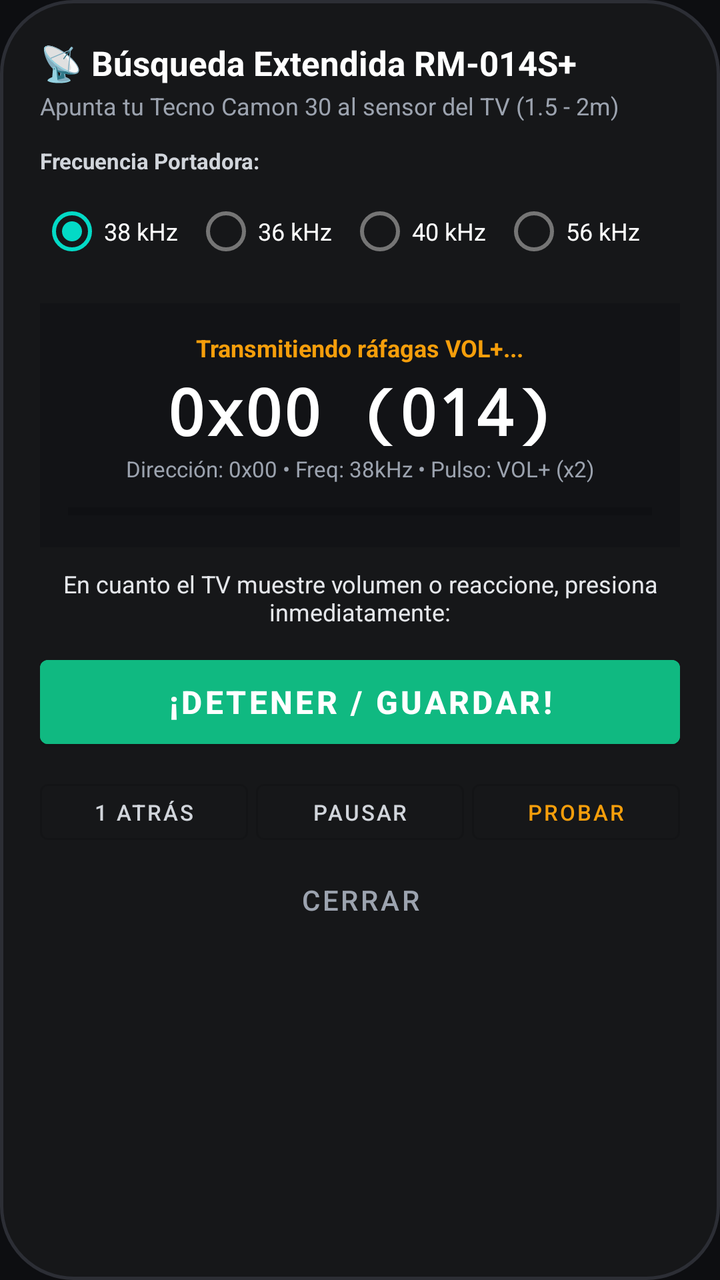
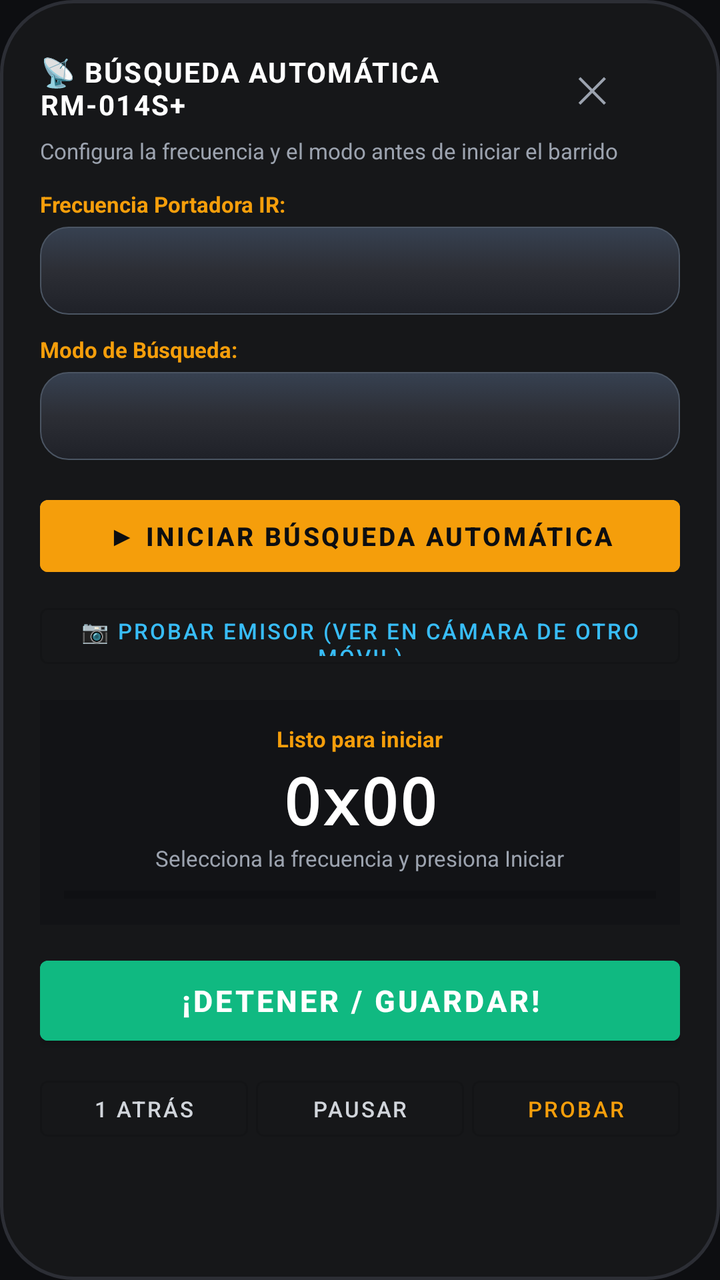

Compare the two renders of this Android layout. The source of the first and the diff that turns it into the second are given below.
<!-- AndroidManifest.xml: application theme Theme.RM014S -->
<!-- res/layout/dialog_auto_scan.xml -->
<?xml version="1.0" encoding="utf-8"?>
<LinearLayout xmlns:android="http://schemas.android.com/apk/res/android"
    android:layout_width="match_parent"
    android:layout_height="wrap_content"
    android:orientation="vertical"
    android:background="@drawable/bg_remote_chassis"
    android:padding="20dp">

    
    <TextView
        android:layout_width="wrap_content"
        android:layout_height="wrap_content"
        android:text="📡 Búsqueda Extendida RM-014S+"
        android:textColor="@color/white"
        android:textSize="17sp"
        android:textStyle="bold" />

    <TextView
        android:layout_width="wrap_content"
        android:layout_height="wrap_content"
        android:layout_marginTop="2dp"
        android:text="Apunta tu Tecno Camon 30 al sensor del TV (1.5 - 2m)"
        android:textColor="#9CA3AF"
        android:textSize="12sp" />

    
    <TextView
        android:layout_width="wrap_content"
        android:layout_height="wrap_content"
        android:layout_marginTop="12dp"
        android:text="Frecuencia Portadora:"
        android:textColor="#D1D5DB"
        android:textSize="11sp"
        android:textStyle="bold" />

    <RadioGroup
        android:id="@+id/rgFrequency"
        android:layout_width="match_parent"
        android:layout_height="wrap_content"
        android:layout_marginTop="4dp"
        android:orientation="horizontal">

        <RadioButton
            android:id="@+id/rb38k"
            android:layout_width="wrap_content"
            android:layout_height="wrap_content"
            android:text="38 kHz"
            android:textColor="@color/white"
            android:textSize="12sp"
            android:checked="true" />

        <RadioButton
            android:id="@+id/rb36k"
            android:layout_width="wrap_content"
            android:layout_height="wrap_content"
            android:layout_marginStart="8dp"
            android:text="36 kHz"
            android:textColor="@color/white"
            android:textSize="12sp" />

        <RadioButton
            android:id="@+id/rb40k"
            android:layout_width="wrap_content"
            android:layout_height="wrap_content"
            android:layout_marginStart="8dp"
            android:text="40 kHz"
            android:textColor="@color/white"
            android:textSize="12sp" />

        <RadioButton
            android:id="@+id/rb56k"
            android:layout_width="wrap_content"
            android:layout_height="wrap_content"
            android:layout_marginStart="8dp"
            android:text="56 kHz"
            android:textColor="@color/white"
            android:textSize="12sp" />
    </RadioGroup>

    
    <LinearLayout
        android:layout_width="match_parent"
        android:layout_height="wrap_content"
        android:layout_marginTop="12dp"
        android:background="#121316"
        android:orientation="vertical"
        android:gravity="center"
        android:padding="14dp">

        <TextView
            android:id="@+id/tvScanStatus"
            android:layout_width="wrap_content"
            android:layout_height="wrap_content"
            android:text="Transmitiendo ráfagas VOL+..."
            android:textColor="@color/amber_accent"
            android:textSize="12sp"
            android:textStyle="bold" />

        <TextView
            android:id="@+id/tvScanHex"
            android:layout_width="wrap_content"
            android:layout_height="wrap_content"
            android:layout_marginTop="2dp"
            android:text="0x00 (014)"
            android:textColor="@color/white"
            android:textSize="32sp"
            android:textStyle="bold"
            android:fontFamily="monospace" />

        <TextView
            android:id="@+id/tvScanDetails"
            android:layout_width="wrap_content"
            android:layout_height="wrap_content"
            android:text="Dirección: 0x00 • Freq: 38kHz • Pulso: VOL+ (x2)"
            android:textColor="#9CA3AF"
            android:textSize="11sp" />

        <ProgressBar
            android:id="@+id/progressBarScan"
            style="?android:attr/progressBarStyleHorizontal"
            android:layout_width="match_parent"
            android:layout_height="8dp"
            android:layout_marginTop="10dp"
            android:max="255"
            android:progress="0" />
    </LinearLayout>

    <TextView
        android:layout_width="match_parent"
        android:layout_height="wrap_content"
        android:layout_marginTop="10dp"
        android:text="En cuanto el TV muestre volumen o reaccione, presiona inmediatamente:"
        android:textColor="#E5E7EB"
        android:textSize="12sp"
        android:gravity="center" />

    
    <Button
        android:id="@+id/btnStopAndSave"
        android:layout_width="match_parent"
        android:layout_height="54dp"
        android:layout_marginTop="10dp"
        android:text="¡DETENER / GUARDAR!"
        android:textColor="@color/white"
        android:textSize="16sp"
        android:textStyle="bold"
        android:backgroundTint="#10B981" />

    
    <LinearLayout
        android:layout_width="match_parent"
        android:layout_height="wrap_content"
        android:layout_marginTop="8dp"
        android:orientation="horizontal"
        android:weightSum="3">

        <Button
            android:id="@+id/btnStepBack"
            style="@style/Widget.MaterialComponents.Button.OutlinedButton"
            android:layout_width="0dp"
            android:layout_height="40dp"
            android:layout_weight="1"
            android:text="1 Atrás"
            android:textSize="11sp"
            android:textColor="#D1D5DB" />

        <Button
            android:id="@+id/btnPauseResume"
            style="@style/Widget.MaterialComponents.Button.OutlinedButton"
            android:layout_width="0dp"
            android:layout_height="40dp"
            android:layout_weight="1"
            android:layout_marginStart="4dp"
            android:layout_marginEnd="4dp"
            android:text="Pausar"
            android:textSize="11sp"
            android:textColor="#D1D5DB" />

        <Button
            android:id="@+id/btnTestVol"
            style="@style/Widget.MaterialComponents.Button.OutlinedButton"
            android:layout_width="0dp"
            android:layout_height="40dp"
            android:layout_weight="1"
            android:text="Probar"
            android:textSize="11sp"
            android:textColor="@color/amber_accent" />
    </LinearLayout>

    <Button
        android:id="@+id/btnCancelScan"
        style="@style/Widget.MaterialComponents.Button.TextButton"
        android:layout_width="match_parent"
        android:layout_height="wrap_content"
        android:text="Cerrar"
        android:textColor="#9CA3AF" />

</LinearLayout>
<!-- resources referenced by this layout -->
<resources>
  <color name="amber_accent">#F59E0B</color>
  <color name="white">#FFFFFF</color>
  <!-- drawable bg_remote_chassis (drawable) -->
  <?xml version="1.0" encoding="utf-8"?>
  <shape xmlns:android="http://schemas.android.com/apk/res/android">
      <solid android:color="@color/remote_body" />
      <corners android:radius="36dp" />
      <stroke android:width="1.5dp" android:color="@color/remote_border" />
  </shape>
  <style name="Theme.RM014S" parent="Theme.MaterialComponents.DayNight.NoActionBar">
          <item name="colorPrimary">@color/amber_accent</item>
          <item name="android:statusBarColor">@color/black_bg</item>
          <item name="android:navigationBarColor">@color/black_bg</item>
          <item name="android:windowBackground">@color/black_bg</item>
      </style>
  <color name="remote_body">#161719</color>
  <color name="remote_border">#2C2E35</color>
  <color name="black_bg">#0D0E11</color>
</resources>

<!-- the commit's change to res/layout/dialog_auto_scan.xml (unified diff, before → after) -->
@@ -7,93 +7,128 @@
     android:padding="20dp">
 
     
+    <LinearLayout
+        android:layout_width="match_parent"
+        android:layout_height="wrap_content"
+        android:gravity="center_vertical"
+        android:orientation="horizontal">
+
+        <TextView
+            android:layout_width="0dp"
+            android:layout_height="wrap_content"
+            android:layout_weight="1"
+            android:text="📡 BÚSQUEDA AUTOMÁTICA RM-014S+"
+            android:textColor="@color/white"
+            android:textSize="14sp"
+            android:textStyle="bold"
+            android:letterSpacing="0.05" />
+
+        <Button
+            android:id="@+id/btnCancelScan"
+            style="@style/Widget.MaterialComponents.Button.TextButton"
+            android:layout_width="wrap_content"
+            android:layout_height="wrap_content"
+            android:text="✕"
+            android:textSize="18sp"
+            android:textColor="#9CA3AF" />
+    </LinearLayout>
+
     <TextView
         android:layout_width="wrap_content"
         android:layout_height="wrap_content"
-        android:text="📡 Búsqueda Extendida RM-014S+"
-        android:textColor="@color/white"
-        android:textSize="17sp"
-        android:textStyle="bold" />
-
+        android:text="Configura la frecuencia y el modo antes de iniciar el barrido"
+        android:textColor="#9CA3AF"
+        android:textSize="11sp" />
+
+    
     <TextView
         android:layout_width="wrap_content"
         android:layout_height="wrap_content"
-        android:layout_marginTop="2dp"
-        android:text="Apunta tu Tecno Camon 30 al sensor del TV (1.5 - 2m)"
-        android:textColor="#9CA3AF"
-        android:textSize="12sp" />
+        android:layout_marginTop="12dp"
+        android:text="Frecuencia Portadora IR:"
+        android:textColor="@color/amber_accent"
+        android:textSize="11sp"
+        android:textStyle="bold" />
+
+    <Spinner
+        android:id="@+id/spinnerFrequency"
+        android:layout_width="match_parent"
+        android:layout_height="44dp"
+        android:layout_marginTop="4dp"
+        android:background="@drawable/btn_remote_dark_pill"
+        android:paddingStart="12dp"
+        android:paddingEnd="12dp"
+        android:theme="@style/ThemeOverlay.AppCompat.Dark" />
 
     
     <TextView
         android:layout_width="wrap_content"
         android:layout_height="wrap_content"
-        android:layout_marginTop="12dp"
-        android:text="Frecuencia Portadora:"
-        android:textColor="#D1D5DB"
+        android:layout_marginTop="10dp"
+        android:text="Modo de Búsqueda:"
+        android:textColor="@color/amber_accent"
         android:textSize="11sp"
         android:textStyle="bold" />
 
-    <RadioGroup
-        android:id="@+id/rgFrequency"
-        android:layout_width="match_parent"
-        android:layout_height="wrap_content"
+    <Spinner
+        android:id="@+id/spinnerScanMode"
+        android:layout_width="match_parent"
+        android:layout_height="44dp"
         android:layout_marginTop="4dp"
-        android:orientation="horizontal">
-
-        <RadioButton
-            android:id="@+id/rb38k"
-            android:layout_width="wrap_content"
-            android:layout_height="wrap_content"
-            android:text="38 kHz"
-            android:textColor="@color/white"
-            android:textSize="12sp"
-            android:checked="true" />
-
-        <RadioButton
-            android:id="@+id/rb36k"
-            android:layout_width="wrap_content"
-            android:layout_height="wrap_content"
-            android:layout_marginStart="8dp"
-            android:text="36 kHz"
-            android:textColor="@color/white"
-            android:textSize="12sp" />
-
-        <RadioButton
-            android:id="@+id/rb40k"
-            android:layout_width="wrap_content"
-            android:layout_height="wrap_content"
-            android:layout_marginStart="8dp"
-            android:text="40 kHz"
-            android:textColor="@color/white"
-            android:textSize="12sp" />
-
-        <RadioButton
-            android:id="@+id/rb56k"
-            android:layout_width="wrap_content"
-            android:layout_height="wrap_content"
-            android:layout_marginStart="8dp"
-            android:text="56 kHz"
-            android:textColor="@color/white"
-            android:textSize="12sp" />
-    </RadioGroup>
-
-    
-    <LinearLayout
+        android:background="@drawable/btn_remote_dark_pill"
+        android:paddingStart="12dp"
+        android:paddingEnd="12dp"
+        android:theme="@style/ThemeOverlay.AppCompat.Dark" />
+
+    
+    <LinearLayout
+        android:id="@+id/layoutScanControlsBefore"
+        android:layout_width="match_parent"
+        android:layout_height="wrap_content"
+        android:layout_marginTop="14dp"
+        android:orientation="vertical">
+
+        <Button
+            android:id="@+id/btnStartScan"
+            android:layout_width="match_parent"
+            android:layout_height="48dp"
+            android:text="▶ Iniciar Búsqueda Automática"
+            android:textColor="@color/black_bg"
+            android:textSize="13sp"
+            android:textStyle="bold"
+            android:backgroundTint="@color/amber_accent" />
+
+        
+        <Button
+            android:id="@+id/btnTestCameraLed"
+            style="@style/Widget.MaterialComponents.Button.OutlinedButton"
+            android:layout_width="match_parent"
+            android:layout_height="40dp"
+            android:layout_marginTop="6dp"
+            android:text="📷 Probar Emisor (Ver en Cámara de otro móvil)"
+            android:textSize="11sp"
+            android:textColor="#38BDF8"
+            android:strokeColor="#38BDF8" />
+    </LinearLayout>
+
+    
+    <LinearLayout
+        android:id="@+id/layoutScanProgressBox"
         android:layout_width="match_parent"
         android:layout_height="wrap_content"
         android:layout_marginTop="12dp"
         android:background="#121316"
         android:orientation="vertical"
         android:gravity="center"
-        android:padding="14dp">
+        android:padding="12dp">
 
         <TextView
             android:id="@+id/tvScanStatus"
             android:layout_width="wrap_content"
             android:layout_height="wrap_content"
-            android:text="Transmitiendo ráfagas VOL+..."
+            android:text="Listo para iniciar"
             android:textColor="@color/amber_accent"
-            android:textSize="12sp"
+            android:textSize="11sp"
             android:textStyle="bold" />
 
         <TextView
@@ -101,7 +136,7 @@
             android:layout_width="wrap_content"
             android:layout_height="wrap_content"
             android:layout_marginTop="2dp"
-            android:text="0x00 (014)"
+            android:text="0x00"
             android:textColor="@color/white"
             android:textSize="32sp"
             android:textStyle="bold"
@@ -111,7 +146,7 @@
             android:id="@+id/tvScanDetails"
             android:layout_width="wrap_content"
             android:layout_height="wrap_content"
-            android:text="Dirección: 0x00 • Freq: 38kHz • Pulso: VOL+ (x2)"
+            android:text="Selecciona la frecuencia y presiona Iniciar"
             android:textColor="#9CA3AF"
             android:textSize="11sp" />
 
@@ -119,30 +154,21 @@
             android:id="@+id/progressBarScan"
             style="?android:attr/progressBarStyleHorizontal"
             android:layout_width="match_parent"
-            android:layout_height="8dp"
-            android:layout_marginTop="10dp"
+            android:layout_height="6dp"
+            android:layout_marginTop="8dp"
             android:max="255"
             android:progress="0" />
     </LinearLayout>
 
-    <TextView
-        android:layout_width="match_parent"
-        android:layout_height="wrap_content"
-        android:layout_marginTop="10dp"
-        android:text="En cuanto el TV muestre volumen o reaccione, presiona inmediatamente:"
-        android:textColor="#E5E7EB"
-        android:textSize="12sp"
-        android:gravity="center" />
-
     
     <Button
         android:id="@+id/btnStopAndSave"
         android:layout_width="match_parent"
-        android:layout_height="54dp"
-        android:layout_marginTop="10dp"
+        android:layout_height="52dp"
+        android:layout_marginTop="12dp"
         android:text="¡DETENER / GUARDAR!"
         android:textColor="@color/white"
-        android:textSize="16sp"
+        android:textSize="15sp"
         android:textStyle="bold"
         android:backgroundTint="#10B981" />
 
@@ -187,12 +213,4 @@
             android:textColor="@color/amber_accent" />
     </LinearLayout>
 
-    <Button
-        android:id="@+id/btnCancelScan"
-        style="@style/Widget.MaterialComponents.Button.TextButton"
-        android:layout_width="match_parent"
-        android:layout_height="wrap_content"
-        android:text="Cerrar"
-        android:textColor="#9CA3AF" />
-
 </LinearLayout>
<!-- resource entries referenced after the edit -->
@@ -9,6 +9,28 @@
       <corners android:radius="36dp" />
       <stroke android:width="1.5dp" android:color="@color/remote_border" />
   </shape>
+  <!-- drawable btn_remote_dark_pill (drawable) -->
+  <?xml version="1.0" encoding="utf-8"?>
+  <selector xmlns:android="http://schemas.android.com/apk/res/android">
+      <item android:state_pressed="true">
+          <shape>
+              <solid android:color="#1F2937" />
+              <corners android:radius="14dp" />
+              <stroke android:width="1dp" android:color="#000000" />
+          </shape>
+      </item>
+      <item>
+          <shape>
+              <gradient
+                  android:angle="270"
+                  android:startColor="#374151"
+                  android:centerColor="#2C2E35"
+                  android:endColor="#1F2128" />
+              <corners android:radius="14dp" />
+              <stroke android:width="0.8dp" android:color="#4B5563" />
+          </shape>
+      </item>
+  </selector>
   <style name="Theme.RM014S" parent="Theme.MaterialComponents.DayNight.NoActionBar">
           <item name="colorPrimary">@color/amber_accent</item>
           <item name="android:statusBarColor">@color/black_bg</item>
